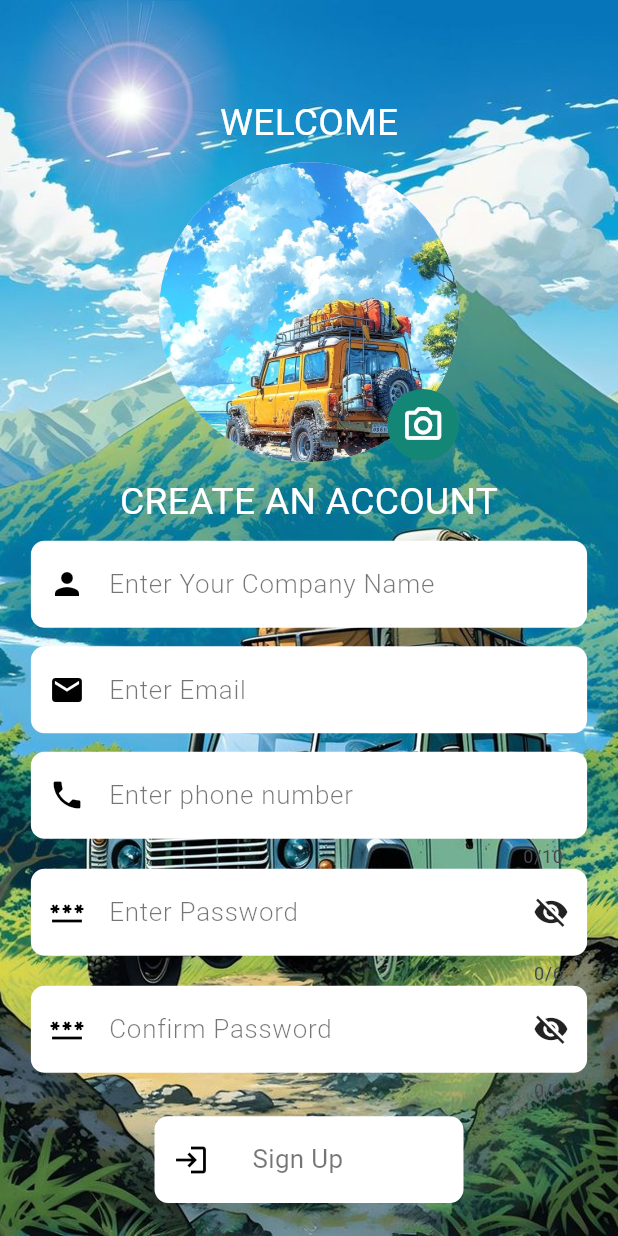
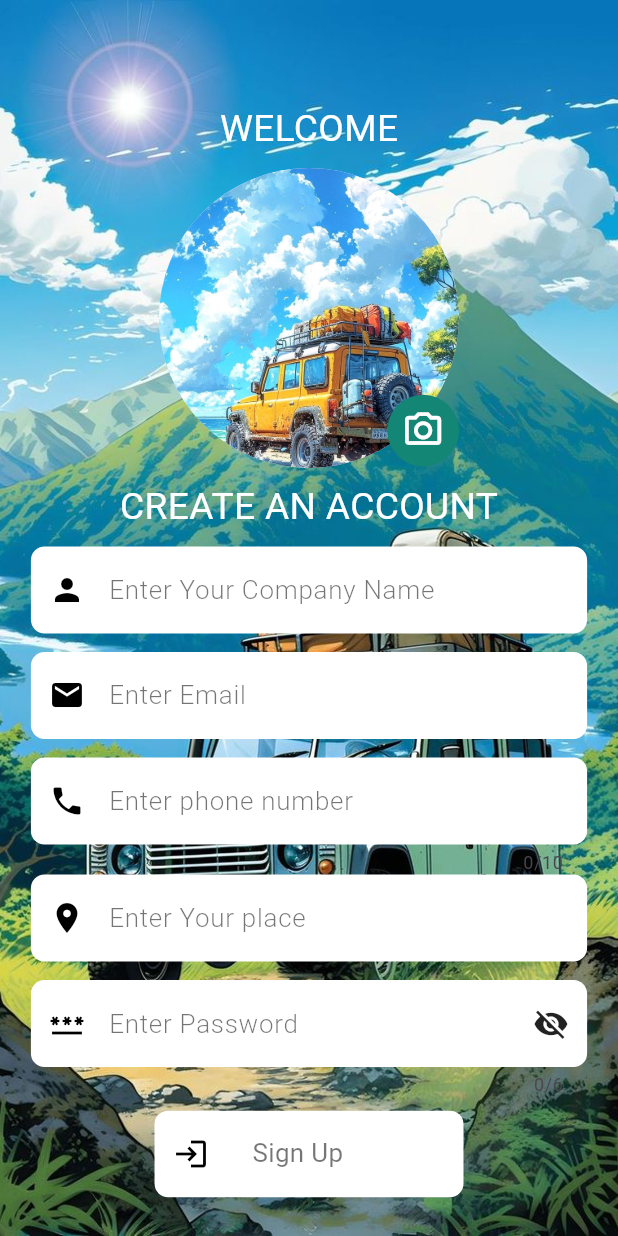
Before and after one commit to SHADINFAISALMP/TripX_Admin_Web_App, a Flutter app: the Signup screen opened directly, on a phone screen of 412 x 824 dp. Run offline on Flutter 3.47's test engine with Material 3 defaults, Android fonts, the phone set to English and light mode, and no system bars; our stand-ins replace animated_notch_bottom_bar, bloc, carousel_slider, cloud_firestore, firebase_auth, firebase_core and 5 more; accounts and stored records are empty; Roboto replaces fonts that are missing (sedan).

Commit message:
some package things

```diff
--- /dev/null
+++ b/devtools_options.yaml
@@ -0,0 +1 @@
+extensions:
--- a/lib/blocs/register_button/register_bloc.dart
+++ b/lib/blocs/register_button/register_bloc.dart
@@ -1,6 +1,7 @@
 import 'package:bloc/bloc.dart';
 import 'package:flutter/material.dart';
 import 'package:tripx_admin_application/firebase_auth/phone_auth_otp.dart';
+import 'package:tripx_admin_application/repository/user_registration.dart';
 import 'package:tripx_admin_application/screens/signup_page/sign_up.dart';
 
 part 'register_event.dart';
@@ -19,6 +20,7 @@ class RegisterBloc extends Bloc<RegisterEvent, RegisterState> {
     if ((formKeyy.currentState!.validate())) {
       // emit(Networkerror(buttonpressed: state.buttonpressed));
       // return;
+       await AddUserDetailstoFirebase().addDataToFirebase(event.context);
       emit(LoadingState(buttonpressed: state.buttonpressed));
       add(Otpvalidation(context: event.context));
     } else {
--- a/lib/data_provider/user_data.dart
+++ b/lib/data_provider/user_data.dart
@@ -9,7 +9,7 @@ class UserdetailsData {
             email: emailcontroller.text.trim(),
             phonenumber: phonecontroller.text.trim(),
             password: passwordcontroller.text.trim(),
-            confirmpassword: confirmpasswordcontroler.text.trim(),
+            place: placecontroller.text.trim(),
             imagepath: downloadURL)
         .toMap();
     return data;
--- a/lib/models/user_models.dart
+++ b/lib/models/user_models.dart
@@ -8,7 +8,7 @@ class Usermodel {
   final String email;
   final String phonenumber;
   final String password;
-  final String confirmpassword;
+  final String place;
   final String imagepath;
 
   Usermodel(
@@ -17,7 +17,7 @@ class Usermodel {
       required this.email,
       required this.phonenumber,
       required this.password,
-      required this.confirmpassword,
+      required this.place,
       required this.imagepath});
 
   Map<String, dynamic> toMap() {
@@ -26,7 +26,7 @@ class Usermodel {
       'email': email,
       "phonenumber": phonenumber,
       "password": password,
-      "confirmpassword": confirmpassword,
+      "place": place,
       "imagepath": imagepath
     };
   }
--- a/lib/repository/user_registration.dart
+++ b/lib/repository/user_registration.dart
@@ -1,7 +1,6 @@
 import 'package:tripx_admin_application/data_provider/add_image_to_firebase.dart';
 import 'package:tripx_admin_application/data_provider/user_data.dart';
 import 'package:tripx_admin_application/firebase_collection_refernce/user_information.dart';
-
 
 class AddUserDetailstoFirebase {
   addDataToFirebase(context) async {
@@ -9,7 +8,7 @@ class AddUserDetailstoFirebase {
       final profileImageUrl =
           await Addimagetofirebase().addprofileimagetofirebase(context);
       final data = UserdetailsData().userData(profileImageUrl!);
-    await  userDetails.add(data);
+      await userDetails.add(data);
     } catch (e) {
       print("error $e");
     }
--- a/lib/screens/packagedetails/package_detIails_image_carosel.dart
+++ b/lib/screens/packagedetails/package_detIails_image_carosel.dart
@@ -1,4 +1,3 @@
-import 'package:carousel_slider/carousel_options.dart';
 import 'package:carousel_slider/carousel_slider.dart';
 import 'package:cloud_firestore/cloud_firestore.dart';
 import 'package:flutter/material.dart';
--- a/lib/screens/signup_page/sign_up.dart
+++ b/lib/screens/signup_page/sign_up.dart
@@ -109,9 +109,9 @@ class _SignupState extends State<Signup> {
             ),
           ),
           child: Center(
-            child: SingleChildScrollView(
             child: Form(
               key: formKeyy,
+              child: SingleChildScrollView(
                 child: Column(
                   children: [
                     const HeadingWelcom(),
@@ -162,18 +162,22 @@ class _SignupState extends State<Signup> {
                       controller: phonecontroller,
                       autovalidateMode: AutovalidateMode.onUserInteraction,
                     ),
+                    customtextformfieild(
+                      'Enter Your place',
+                      Icons.place,
+                      context,
+                      controller: placecontroller,
+                      validator: nameValidator,
+                      autovalidateMode: AutovalidateMode.onUserInteraction,
+                    ),
+                    SizedBox(
+                      height: mediaqueryheight(.015, context),
+                    ),
                     customtextformfiledpassword(
                       "Enter Password",
                       context,
                       controller: passwordcontroller,
                       validator: passwordValidator,
-                      autovalidateMode: AutovalidateMode.onUserInteraction,
-                    ),
-                    customtextformfiledconfirmpassword(
-                      "Confirm Password",
-                      context,
-                      controller: confirmpasswordcontroler,
-                      validator: confirmPasswordValidator,
                       autovalidateMode: AutovalidateMode.onUserInteraction,
                     ),
                     SizedBox(
--- a/lib/utils/controllers.dart
+++ b/lib/utils/controllers.dart
@@ -4,7 +4,7 @@ TextEditingController namecontroller = TextEditingController();
 TextEditingController emailcontroller = TextEditingController();
 TextEditingController phonecontroller = TextEditingController();
 TextEditingController passwordcontroller = TextEditingController();
-TextEditingController confirmpasswordcontroler = TextEditingController();
+TextEditingController placecontroller = TextEditingController();
 
 TextEditingController emailcontrollerlog = TextEditingController();
 TextEditingController passwordcontrollerlog = TextEditingController();
--- a/lib/utils/textformfields.dart
+++ b/lib/utils/textformfields.dart
@@ -1,7 +1,6 @@
 import 'package:flutter/material.dart';
 import 'package:flutter_bloc/flutter_bloc.dart';
 import 'package:tripx_admin_application/blocs/loginadmin/login_bloc.dart';
-import 'package:tripx_admin_application/blocs/signupadmin/signup_bloc.dart';
 import 'package:tripx_admin_application/utils/colors.dart';
 import 'package:tripx_admin_application/utils/controllers.dart';
 import 'package:tripx_admin_application/utils/fonts.dart';
@@ -96,59 +95,57 @@ customtextformfiledpassword(
   );
 }
 
-customtextformfiledconfirmpassword(
-  String hinttext,
-  context, {
-  required String? Function(String?)? validator,
-  required TextEditingController controller,
-  AutovalidateMode autovalidateMode = AutovalidateMode.disabled,
-}) {
-  return BlocBuilder<SignupBloc, SignupState>(
-    builder: (context, state) {
-      bool isObscured = true;
-      if (state is ConfirmPasswordState) {
-        isObscured = state.isConfirmed;
-      }
-      return SizedBox(
-        width: mediaquerywidht(.9, context),
-        child: TextFormField(
-          autovalidateMode: autovalidateMode,
-          validator: validator,
-          controller: controller,
-          maxLength: 6,
-          obscureText: isObscured,
-          decoration: InputDecoration(
-            filled: true,
-            fillColor: whitecolor,
-            prefixIcon: const Icon(Icons.password_sharp, color: blackcolor),
-            suffixIcon: GestureDetector(
-              onTap: () {
-                BlocProvider.of<SignupBloc>(context)
-                    .add(Confirmpassword(isconfirmpassword: !isObscured));
-              },
-              child: Icon(
-                !isObscured ? Icons.visibility : Icons.visibility_off,
-                color: black87,
-              ),
-            ),
-            hintText: hinttext,
-            hintStyle: TextStyle(
-                color: black54,
-                fontSize: mediaqueryheight(.021, context),
-                fontWeight: FontWeight.w300,
-                fontFamily: sedan),
-            border: OutlineInputBorder(
-              borderRadius: BorderRadius.circular(
-                mediaqueryheight(.011, context),
-              ),
-              borderSide: BorderSide.none,
-            ),
-          ),
-        ),
-      );
-    },
-  );
-}
+// customtextformfiledconfirmpassword(
+//   String hinttext,
+//   context, {
+//   required TextEditingController controller,
+//   AutovalidateMode autovalidateMode = AutovalidateMode.disabled,
+// }) {
+//   return BlocBuilder<SignupBloc, SignupState>(
+//     builder: (context, state) {
+//       bool isObscured = true;
+//       if (state is ConfirmPasswordState) {
+//         isObscured = state.isConfirmed;
+//       }
+//       return SizedBox(
+//         width: mediaquerywidht(.9, context),
+//         child: TextFormField(
+//           autovalidateMode: autovalidateMode,
+//           controller: controller,
+//           // maxLength: 6,
+//           obscureText: isObscured,
+//           decoration: InputDecoration(
+//             filled: true,
+//             fillColor: whitecolor,
+//             prefixIcon: const Icon(Icons.password_sharp, color: blackcolor),
+//             suffixIcon: GestureDetector(
+//               onTap: () {
+//                 BlocProvider.of<SignupBloc>(context)
+//                     .add(Confirmpassword(isconfirmpassword: !isObscured));
+//               },
+//               child: Icon(
+//                 !isObscured ? Icons.visibility : Icons.visibility_off,
+//                 color: black87,
+//               ),
+//             ),
+//             hintText: hinttext,
+//             hintStyle: TextStyle(
+//                 color: black54,
+//                 fontSize: mediaqueryheight(.021, context),
+//                 fontWeight: FontWeight.w300,
+//                 fontFamily: sedan),
+//             border: OutlineInputBorder(
+//               borderRadius: BorderRadius.circular(
+//                 mediaqueryheight(.011, context),
+//               ),
+//               borderSide: BorderSide.none,
+//             ),
+//           ),
+//         ),
+//       );
+//     },
+//   );
+// }
 
 class Textformfieldphonenumber extends StatelessWidget {
   const Textformfieldphonenumber(
```
Also changed, not shown: lib/screens/homescreen/home_screen.dart (+38 -19 lines), lib/screens/profile/profile.dart (+53 -24 lines), lib/utils/bottomnavigation_list.dart (+6 -2 lines), lib/utils/loadingindicator.dart (+7 -13 lines). Lines whose indentation alone changed are shown as unchanged.
